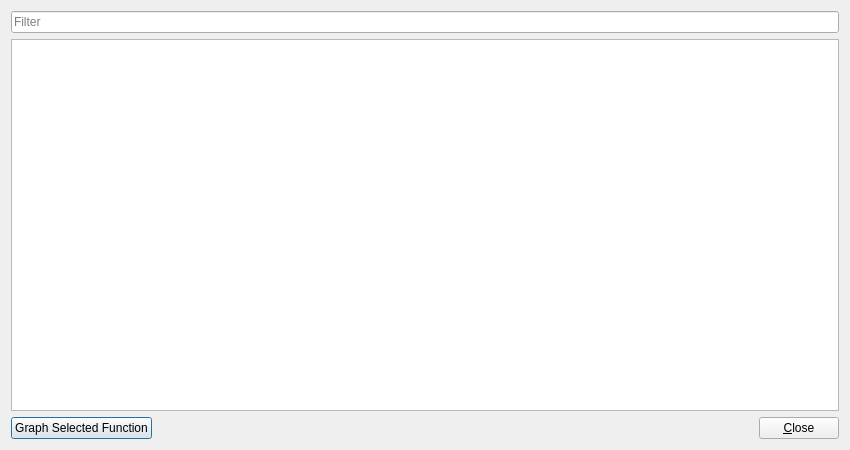
The window that plugins/FunctionFinder/DialogResults.ui (eteran/edb-debugger) describes before a commit, drawn with Qt 5.
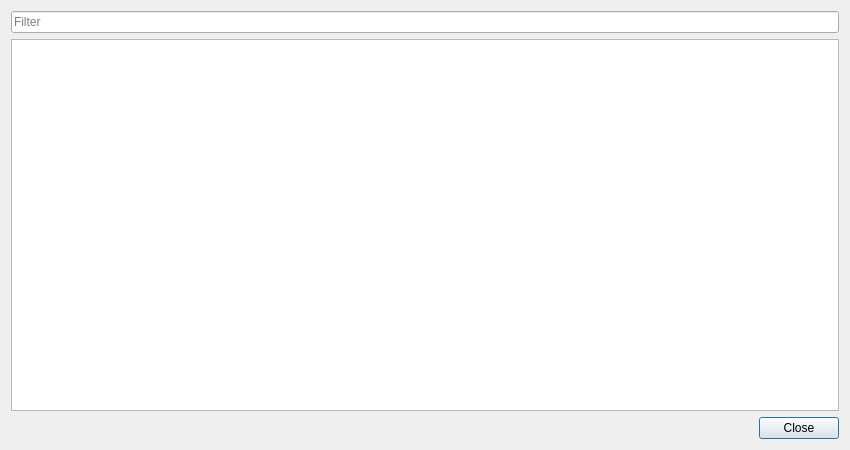
The same window after the commit. Icons and pictures are not drawn.

Commit message: missed one dialog in my "make everything consistent" refactor

```diff
--- a/plugins/FunctionFinder/DialogResults.ui
+++ b/plugins/FunctionFinder/DialogResults.ui
@@ -61,43 +61,11 @@
     </widget>
    </item>
    <item>
-    <layout class="QHBoxLayout" name="horizontalLayout">
-     <item>
-      <widget class="QPushButton" name="btnGraph">
-       <property name="text">
-        <string>Graph Selected Function</string>
-       </property>
-       <property name="icon">
-        <iconset theme="distribute-graph">
-         <normaloff>.</normaloff>.</iconset>
-       </property>
-      </widget>
-     </item>
-     <item>
-      <spacer name="horizontalSpacer">
-       <property name="orientation">
-        <enum>Qt::Horizontal</enum>
-       </property>
-       <property name="sizeHint" stdset="0">
-        <size>
-         <width>40</width>
-         <height>20</height>
-        </size>
-       </property>
-      </spacer>
-     </item>
-     <item>
-      <widget class="QPushButton" name="btnClose">
-       <property name="text">
-        <string>&amp;Close</string>
-       </property>
-       <property name="icon">
-        <iconset theme="dialog-close">
-         <normaloff>.</normaloff>.</iconset>
-       </property>
-      </widget>
-     </item>
-    </layout>
+    <widget class="QDialogButtonBox" name="buttonBox">
+     <property name="standardButtons">
+      <set>QDialogButtonBox::Close</set>
+     </property>
+    </widget>
    </item>
   </layout>
  </widget>
```
Left out of the diff: 28 changed lines with no effect on the pictures. The commit also changes 2 other files.
